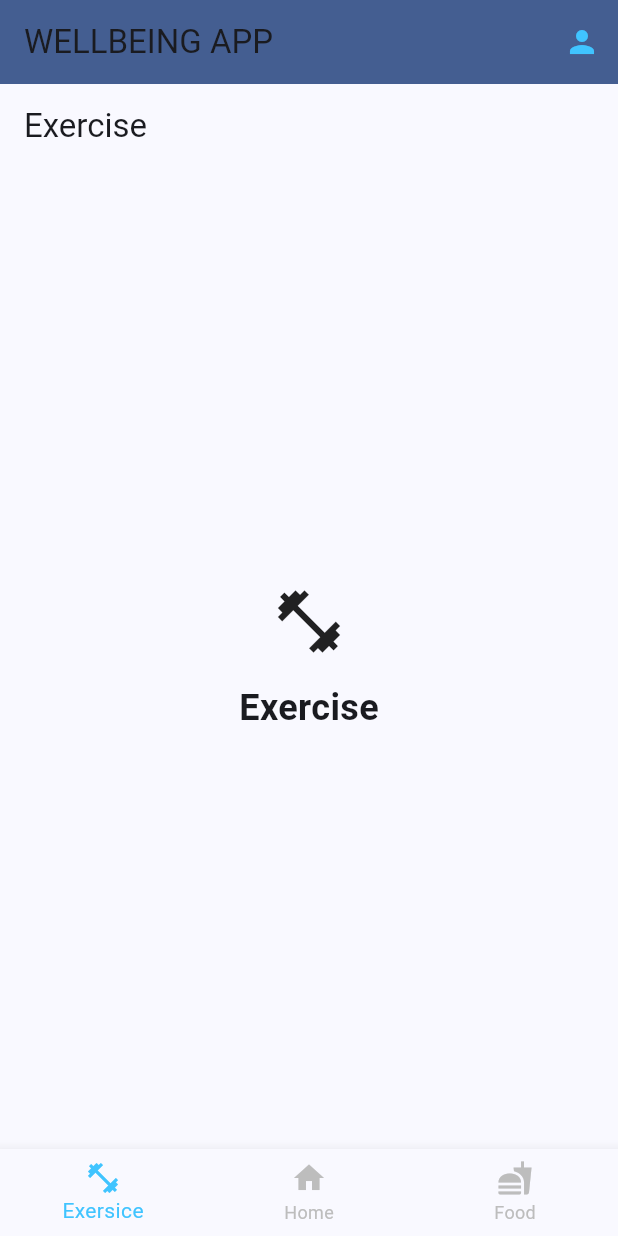
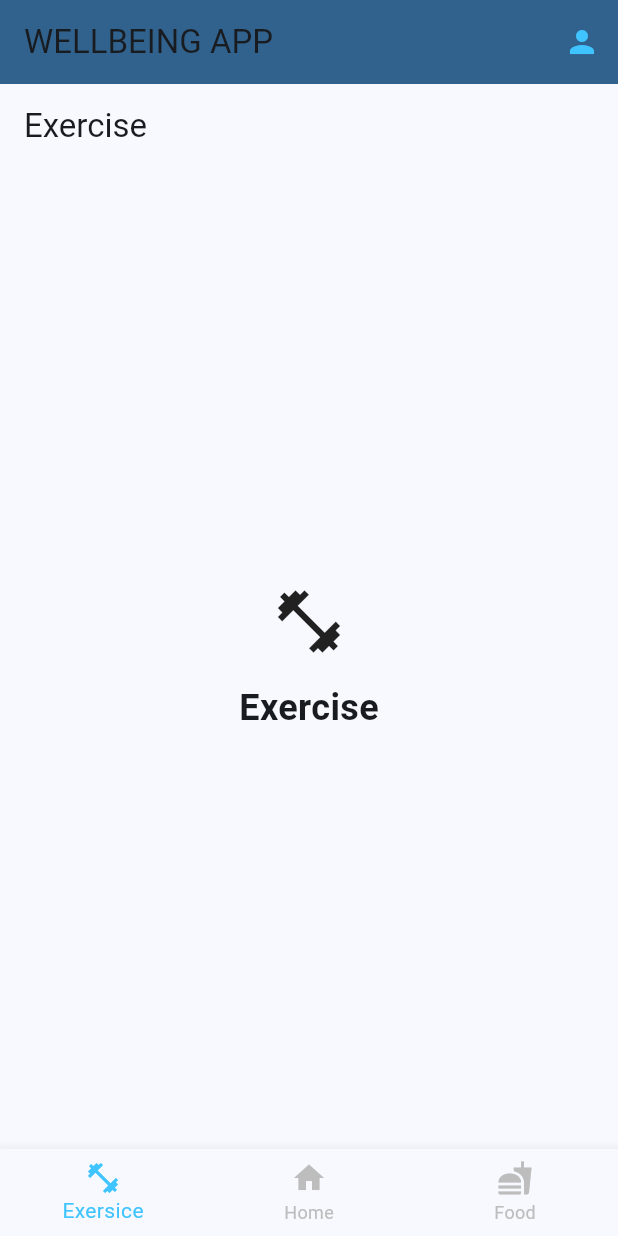
Before and after one commit to Pmunoz200/wellbeing_app, a Flutter app: the screen it shows after launch, on a phone screen of 412 x 824 dp. Run offline on Flutter 3.47's test engine with Material 3 defaults, Android fonts, the phone set to English and light mode, and no system bars.

Commit message:
WIP Changed the app theme color

```diff
--- a/lib/main.dart
+++ b/lib/main.dart
@@ -14,22 +14,7 @@ class MyApp extends StatelessWidget {
     return MaterialApp(
       title: 'Flutter Demo',
       theme: ThemeData(
-        // This is the theme of your application.
-        //
-        // TRY THIS: Try running your application with "flutter run". You'll see
-        // the application has a purple toolbar. Then, without quitting the app,
-        // try changing the seedColor in the colorScheme below to Colors.green
-        // and then invoke "hot reload" (save your changes or press the "hot
-        // reload" button in a Flutter-supported IDE, or press "r" if you used
-        // the command line to start the app).
-        //
-        // Notice that the counter didn't reset back to zero; the application
-        // state is not lost during the reload. To reset the state, use hot
-        // restart instead.
-        //
-        // This works for code too, not just values: Most code changes can be
-        // tested with just a hot reload.
-        colorScheme: ColorScheme.fromSeed(seedColor: Colors.blueAccent),
+        colorScheme: ColorScheme.fromSeed(seedColor: const Color(0xA300A3FF)),
         useMaterial3: true,
       ),
       home: HomePage(),
```
